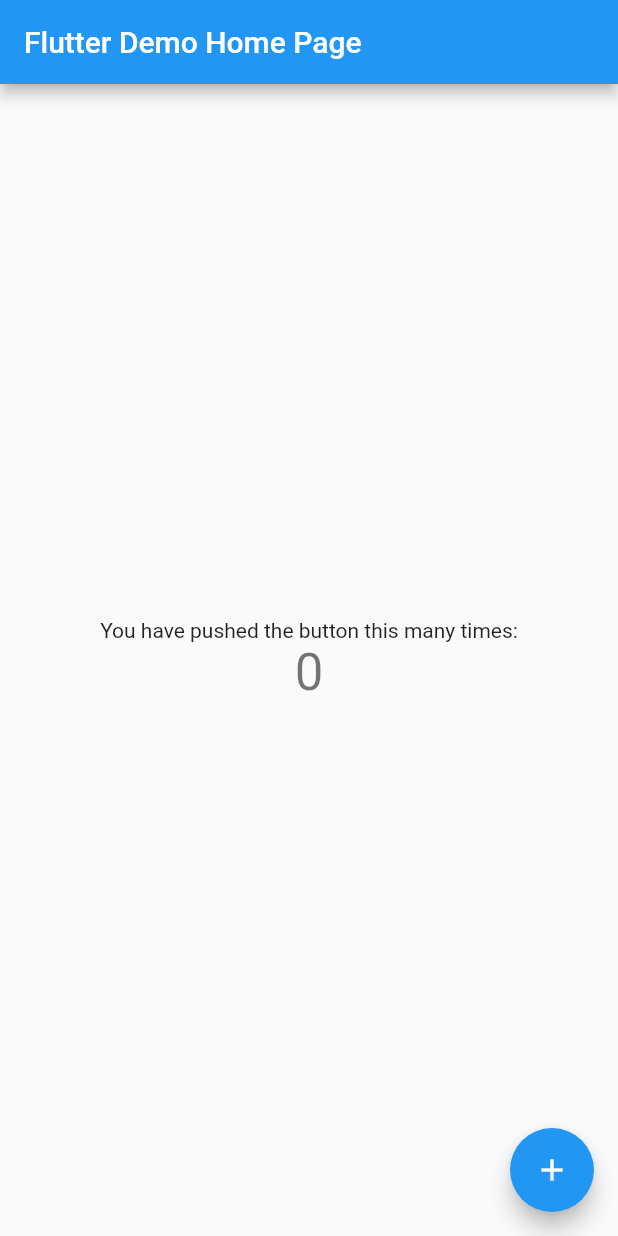
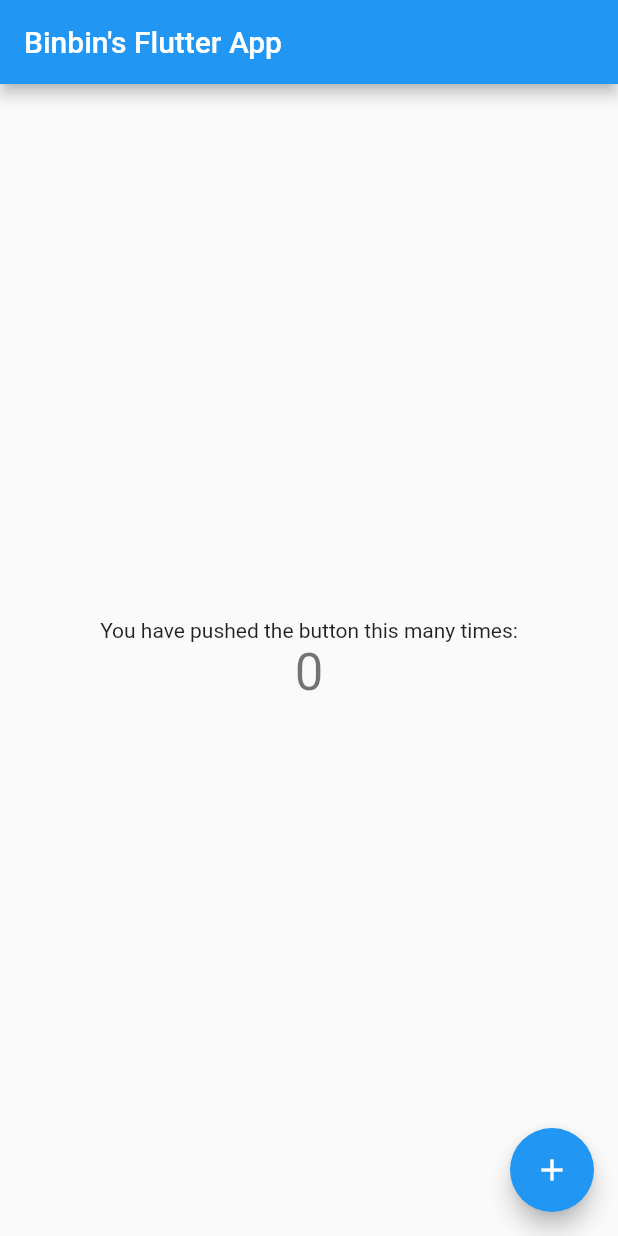
Before and after one commit to mubinbin/flutter-question-quiz, a Flutter app: the screen it shows after launch, on a phone screen of 412 x 824 dp. Run offline on Flutter 3.47's test engine with Material 2 defaults, Android fonts, the phone set to English and light mode, and no system bars.

Commit message:
changed app's name

```diff
--- a/lib/main.dart
+++ b/lib/main.dart
@@ -24,7 +24,7 @@ class MyApp extends StatelessWidget {
         // is not restarted.
         primarySwatch: Colors.blue,
       ),
-      home: const MyHomePage(title: 'Flutter Demo Home Page'),
+      home: const MyHomePage(title: "Binbin's Flutter App"),
     );
   }
 }
```
